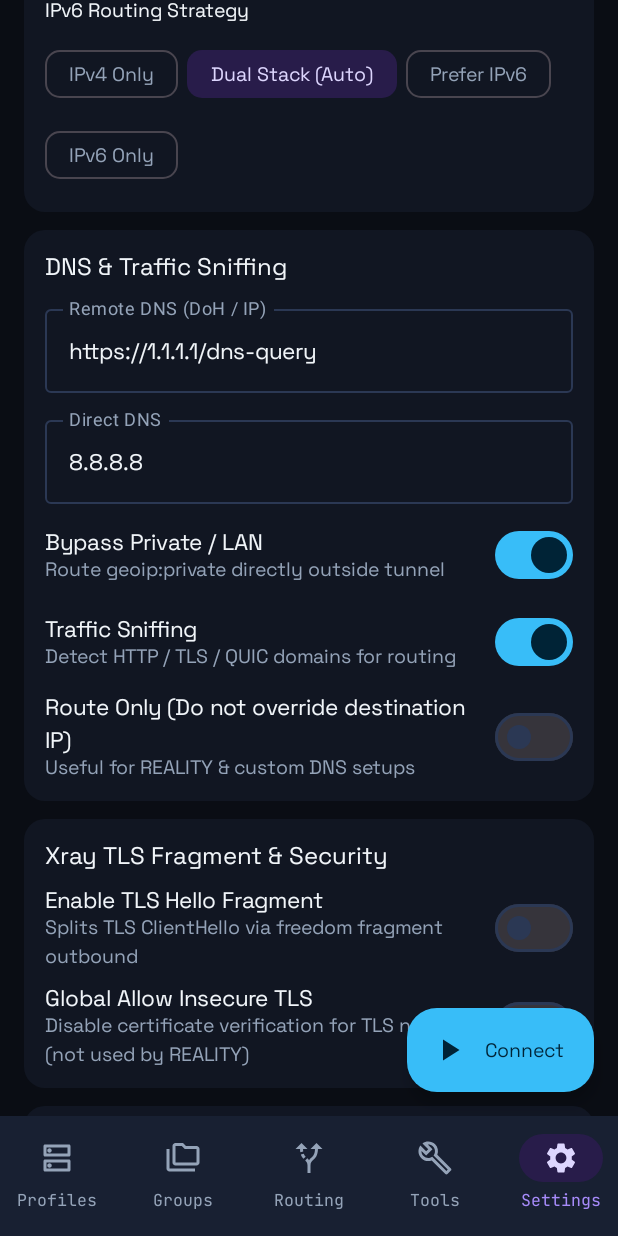
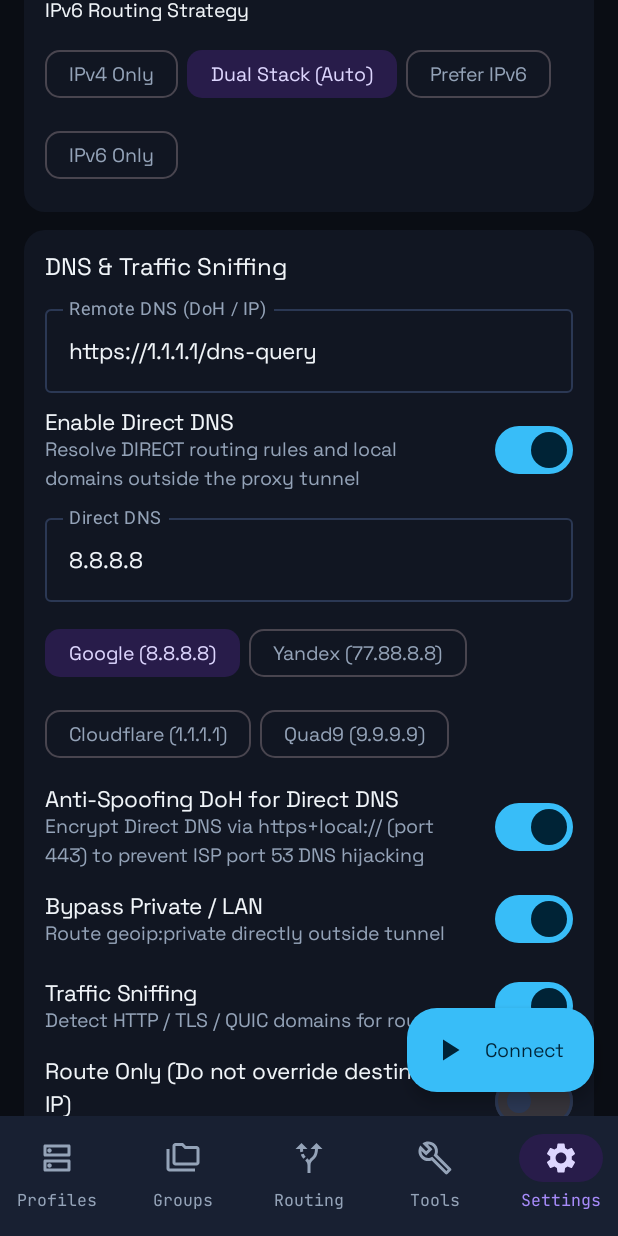
Before and after one commit to ecraft549-sudo/NekoXray, an Android app built with Jetpack Compose: the SettingsScreen screen opened through its navigation route, scrolled down 1041 dp, on a phone screen of 412 x 824 dp. Run offline under Robolectric (Android 15) with nearby library versions, the phone set to English and light mode, and no system bars.

Commit message:
feat(settings): add direct DNS configuration options
Introduce toggles for direct DNS enablement and DoH anti-spoofing protection. Update the Xray config builder to apply these settings, allowing for more granular control over direct traffic resolution.

```diff
--- a/app/src/main/java/com/example/core/model/ProxyModels.kt
+++ b/app/src/main/java/com/example/core/model/ProxyModels.kt
@@ -212,6 +212,8 @@ data class XraySettings(
     val ipv6Mode: IPv6Mode = IPv6Mode.ENABLE,
     val remoteDns: String = "https://1.1.1.1/dns-query",
     val directDns: String = "8.8.8.8",
+    val directDnsEnabled: Boolean = true,
+    val protectDirectDns: Boolean = true,
     val bypassLan: Boolean = true,
     val sniffingEnabled: Boolean = true,
     val routeOnly: Boolean = false,
--- a/app/src/main/java/com/example/data/preferences/SettingsDataStore.kt
+++ b/app/src/main/java/com/example/data/preferences/SettingsDataStore.kt
@@ -30,6 +30,8 @@ class SettingsDataStore(private val context: Context) {
         val IPV6_MODE = stringPreferencesKey("ipv6_mode")
         val REMOTE_DNS = stringPreferencesKey("remote_dns")
         val DIRECT_DNS = stringPreferencesKey("direct_dns")
+        val DIRECT_DNS_ENABLED = booleanPreferencesKey("direct_dns_enabled")
+        val PROTECT_DIRECT_DNS = booleanPreferencesKey("protect_direct_dns")
         val BYPASS_LAN = booleanPreferencesKey("bypass_lan")
         val SNIFFING_ENABLED = booleanPreferencesKey("sniffing_enabled")
         val ROUTE_ONLY = booleanPreferencesKey("route_only")
@@ -61,6 +63,8 @@ class SettingsDataStore(private val context: Context) {
         }.getOrDefault(IPv6Mode.ENABLE),
         remoteDns = prefs[Keys.REMOTE_DNS] ?: "https://1.1.1.1/dns-query",
         directDns = prefs[Keys.DIRECT_DNS] ?: "8.8.8.8",
+        directDnsEnabled = prefs[Keys.DIRECT_DNS_ENABLED] ?: true,
+        protectDirectDns = prefs[Keys.PROTECT_DIRECT_DNS] ?: true,
         bypassLan = prefs[Keys.BYPASS_LAN] ?: true,
         sniffingEnabled = prefs[Keys.SNIFFING_ENABLED] ?: true,
         routeOnly = prefs[Keys.ROUTE_ONLY] ?: false,
@@ -113,6 +117,8 @@ class SettingsDataStore(private val context: Context) {
             prefs[Keys.IPV6_MODE] = updated.ipv6Mode.name
             prefs[Keys.REMOTE_DNS] = updated.remoteDns
             prefs[Keys.DIRECT_DNS] = updated.directDns
+            prefs[Keys.DIRECT_DNS_ENABLED] = updated.directDnsEnabled
+            prefs[Keys.PROTECT_DIRECT_DNS] = updated.protectDirectDns
             prefs[Keys.BYPASS_LAN] = updated.bypassLan
             prefs[Keys.SNIFFING_ENABLED] = updated.sniffingEnabled
             prefs[Keys.ROUTE_ONLY] = updated.routeOnly
--- a/app/src/main/java/com/example/ui/i18n/AppStrings.kt
+++ b/app/src/main/java/com/example/ui/i18n/AppStrings.kt
@@ -142,6 +142,10 @@ data class AppStrings(
     val dnsSniffingTitle: String,
     val remoteDnsLabel: String,
     val directDnsLabel: String,
+    val directDnsEnabledTitle: String = "Enable Direct DNS",
+    val directDnsEnabledSubtitle: String = "Resolve DIRECT routing rules and local domains outside the proxy tunnel",
+    val protectDirectDnsTitle: String = "Anti-Spoofing DoH for Direct DNS",
+    val protectDirectDnsSubtitle: String = "Encrypt Direct DNS via https+local:// (port 443) to prevent ISP port 53 DNS hijacking",
     val bypassLanTitle: String,
     val bypassLanSubtitle: String,
     val sniffingTitle: String,
--- a/app/src/main/java/com/example/ui/screens/SettingsScreen.kt
+++ b/app/src/main/java/com/example/ui/screens/SettingsScreen.kt
@@ -351,15 +351,53 @@ fun SettingsScreen(
                         onValueChange = { v -> onUpdateSettings { it.copy(remoteDns = v) } },
                         label = { Text(strings.remoteDnsLabel) },
                         singleLine = true,
-                        modifier = Modifier.fillMaxWidth(),
+                        modifier = Modifier
+                            .fillMaxWidth()
+                            .testTag("remote_dns_input"),
                     )
-                    OutlinedTextField(
-                        value = s.directDns,
-                        onValueChange = { v -> onUpdateSettings { it.copy(directDns = v) } },
-                        label = { Text(strings.directDnsLabel) },
-                        singleLine = true,
-                        modifier = Modifier.fillMaxWidth(),
+                    SettingToggle(
+                        title = strings.directDnsEnabledTitle,
+                        subtitle = strings.directDnsEnabledSubtitle,
+                        checked = s.directDnsEnabled,
+                        onCheckedChange = { c -> onUpdateSettings { it.copy(directDnsEnabled = c) } },
+                        toggleTestTag = "direct_dns_enabled_toggle",
                     )
+                    if (s.directDnsEnabled) {
+                        OutlinedTextField(
+                            value = s.directDns,
+                            onValueChange = { v -> onUpdateSettings { it.copy(directDns = v) } },
+                            label = { Text(strings.directDnsLabel) },
+                            singleLine = true,
+                            modifier = Modifier
+                                .fillMaxWidth()
+                                .testTag("direct_dns_input"),
+                        )
+                        val directPresets = listOf(
+                            "8.8.8.8" to "Google (8.8.8.8)",
+                            "77.88.8.8" to "Yandex (77.88.8.8)",
+                            "1.1.1.1" to "Cloudflare (1.1.1.1)",
+                            "9.9.9.9" to "Quad9 (9.9.9.9)",
+                        )
+                        FlowRow(
+                            horizontalArrangement = Arrangement.spacedBy(6.dp),
+                            verticalArrangement = Arrangement.spacedBy(6.dp),
+                        ) {
+                            directPresets.forEach { (presetValue, presetLabel) ->
+                                FilterChip(
+                                    selected = s.directDns.trim() == presetValue,
+                                    onClick = { onUpdateSettings { it.copy(directDns = presetValue) } },
+                                    label = { Text(presetLabel, maxLines = 1, softWrap = false) },
+                                )
+                            }
+                        }
+                        SettingToggle(
+                            title = strings.protectDirectDnsTitle,
+                            subtitle = strings.protectDirectDnsSubtitle,
+                            checked = s.protectDirectDns,
+                            onCheckedChange = { c -> onUpdateSettings { it.copy(protectDirectDns = c) } },
+                            toggleTestTag = "protect_direct_dns_toggle",
+                        )
+                    }
                     SettingToggle(
                         title = strings.bypassLanTitle,
                         subtitle = strings.bypassLanSubtitle,
```
Also changed, not shown: app/src/main/java/com/example/core/xray/XrayConfigBuilder.kt (+77 -5 lines), app/src/main/java/com/example/ui/i18n/StringsEnRu.kt (+8 -0 lines), app/src/main/java/com/example/ui/i18n/StringsFaEs.kt (+8 -0 lines), app/src/main/java/com/example/ui/i18n/StringsZh.kt (+8 -0 lines), 1 other file.
